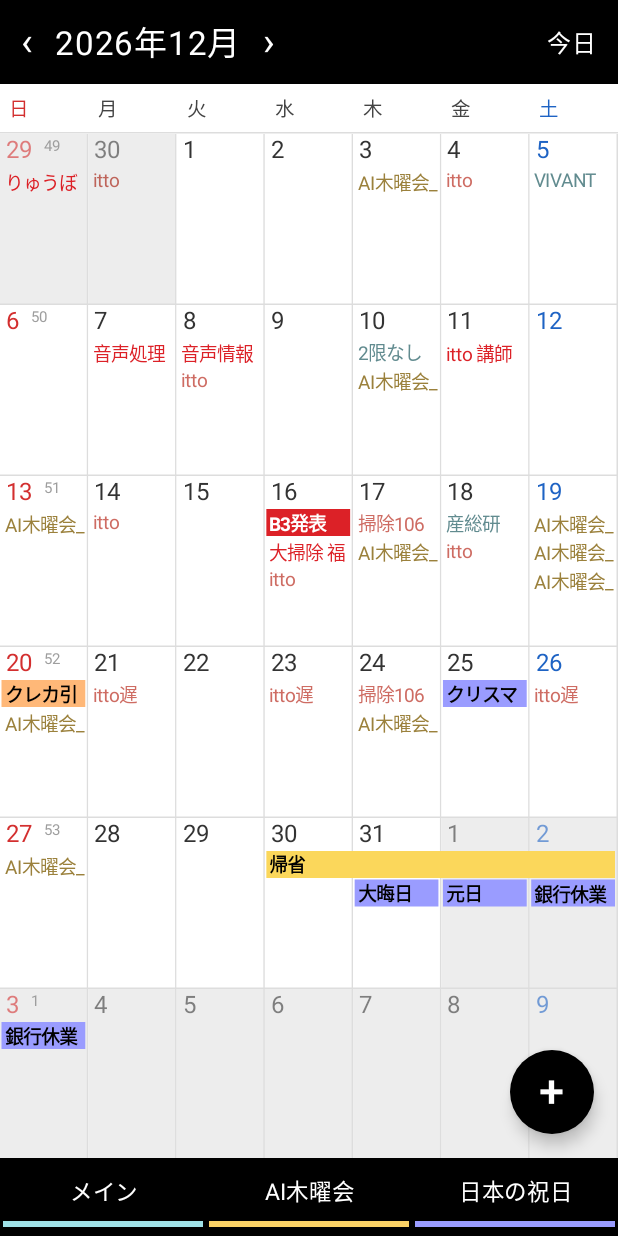
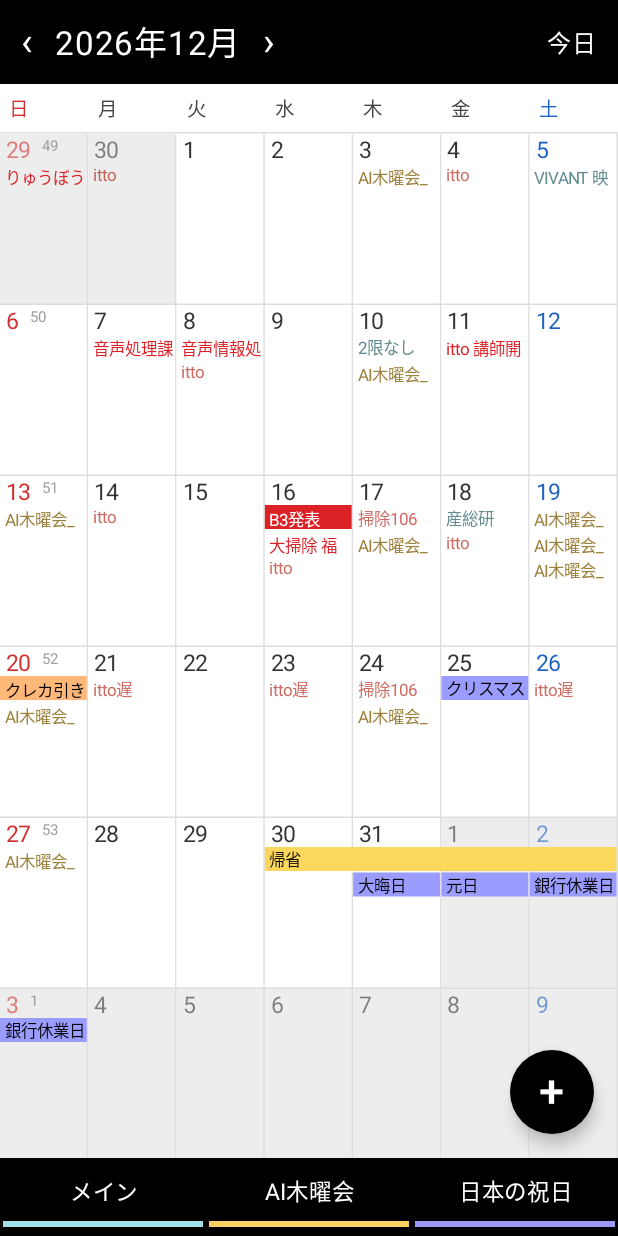
Before and after one commit to sgupge2663/musecal, an Android app built with Jetpack Compose: the screen it shows after launch (MainActivity), on a phone screen of 412 x 824 dp. Run offline under Robolectric (Android 15) with nearby library versions, the phone set to English and light mode, and no system bars.

Commit message:
T-107: match BC bar/text rendering finish from pixel measurements
- line/bar height 17dp -> 13dp, date row 22dp -> 19dp (BC: ~34px / ~49px at ~2.56px/dp)
- event text 12.5sp/16sp -> 11sp/13sp, date number 16sp -> 15sp, +n 11sp -> 10sp
- bar text Bold -> normal weight (BC bar text is regular; v0.1 was heavier)
- bars fill to the grid line (drop 1dp/2dp side insets); no rounded corners (BC has none)
- palette, sample data, lane layout, +n rule, week numbers unchanged

Co-Authored-By: Claude Opus 5.5 <noreply@anthropic.com>

```diff
--- a/app/src/main/java/jp/hayashida/musecal/MainActivity.kt
+++ b/app/src/main/java/jp/hayashida/musecal/MainActivity.kt
@@ -107,8 +107,10 @@ private val INITIAL_MONTH: YearMonth = YearMonth.of(2026, 12)
 private const val VISIBLE_WEEKS = 6
 
 // 行の高さの下限（通常の文字倍率ではこの値。文字倍率を上げると実測した文字の高さに合わせて伸びる）
-private val DATE_H_MIN = 22.dp   // 日付数字の行
-private val LINE_H_MIN = 17.dp   // 予定1行
+// T-107：BC2 スクショ実測（同一端末・921px 幅で約 2.56px/dp）に合わせた値。
+//   BC2：日付行 ≈ 49px ≈ 19dp、予定1行（＝帯の高さ）≈ 34px ≈ 13.3dp。v0.1 は 22dp / 17dp で間延びしていた。
+private val DATE_H_MIN = 19.dp   // 日付数字の行
+private val LINE_H_MIN = 13.dp   // 予定1行
 
 private val GridLine = Color(0xFFDDDDDD)
 private val OutsideBg = Color(0xFFEDEDED)
@@ -117,12 +119,17 @@ private val SundayRed = Color(0xFFD32F2F)
 private val SaturdayBlue = Color(0xFF1E63C4)
 private val WeekNoGray = Color(0xFF9E9E9E)
 
-private val CellText = TextStyle(fontSize = 12.5.sp, lineHeight = 16.sp)
-private val BarText = CellText.copy(fontWeight = FontWeight.Bold)
-private val DateText = TextStyle(fontSize = 16.sp, lineHeight = 20.sp)
+// T-107：文字の大きさ・太さも BC2 実測に合わせる。
+//   予定文字の字面の高さ BC2 ≈ 27.5px / v0.1 ≈ 31px → 12.5sp × 27.5/31 ≈ 11sp。行送りは帯の高さ 13.3dp に合わせて 13sp。
+//   帯の文字は BC2 では標準の太さ（線幅 ≈ 字高の 12%）。v0.1 は Bold（≈ 29%）で重く見えていたので標準に戻す。
+//   時間指定予定の文字は v0.1 も BC2 も標準の太さで同等（線幅/字高 ≈ 0.165）なので太さは変えない。
+private val CellText = TextStyle(fontSize = 11.sp, lineHeight = 13.sp)
+private val BarText = CellText
+// 日付数字の字面の高さ BC2 ≈ 28px / v0.1 ≈ 30px → 15sp。
+private val DateText = TextStyle(fontSize = 15.sp, lineHeight = 17.sp)   // 17sp + 上下 1dp ずつ = 19dp
 private val DateTextToday = DateText.copy(fontWeight = FontWeight.Bold)
 private val WeekNoText = TextStyle(fontSize = 10.sp, lineHeight = 12.sp)
-private val MoreText = TextStyle(fontSize = 11.sp, lineHeight = 14.sp)
+private val MoreText = TextStyle(fontSize = 10.sp, lineHeight = 12.sp)   // 予定1行（13sp）の中に収める
 
 private fun sundayOf(d: LocalDate): LocalDate = d.minusDays((d.dayOfWeek.value % 7).toLong())
 private fun weekIndexOf(d: LocalDate): Int =
@@ -368,15 +375,18 @@ private fun buildWeekRender(weekStart: LocalDate, index: EventIndex, m: GridMetr
             val ev = seg.event
             val realStart = dates[runStart] == ev.startDate
             val realEnd = dates[runEnd] == ev.endDateInclusive
-            val left = cw * runStart + (if (realStart) px else 0f)
-            val width = cw * (runEnd - runStart + 1) - (if (realStart) px else 0f) - (if (realEnd) 2 * px else 0f)
+            // T-107：BC2 の帯はセルの罫線ぎりぎりまで塗り、隣の帯との間は罫線1本分だけ（実測 ≈ 3px）。
+            // v0.1 は始端 1dp・終端 2dp 内側へ寄せていて、罫線と合わせて ≈ 9px の白い隙間が出ていた。
+            // 罫線は各セルの右端 1dp に引かれるので、帯の終端だけ 1dp 手前で止める（角丸は BC2 にも無いので付けない）。
+            val left = cw * runStart
+            val width = cw * (runEnd - runStart + 1) - (if (realEnd) px else 0f)
             val top = rowTop(seg.lane)
             val height = m.lineH - px
-            val t = measurer.fitOneLine(ev.title, BarText, width - 3 * px)
+            val t = measurer.fitOneLine(ev.title, BarText, width - 4 * px)
             val color = ev.baseColor
             bars += BarDraw(
                 left, top, width, height, color, textOnBar(color),
-                PlacedText(t, left + 2 * px, top + (height - t.size.height) / 2f),
+                PlacedText(t, left + 3 * px, top + (height - t.size.height) / 2f),   // 文字の左端は v0.1 と同じ位置（帯を 1dp 左へ広げた分だけ余白を足す）
             )
             c++
         }
@@ -443,7 +453,7 @@ private fun DrawScope.drawWeek(
         }
         val outside = YearMonth.from(d) != month && !isSel
         val num = if (d == today) r.dayNumBold[c] else r.dayNum[c]
-        drawText(num, color = if (outside) numColor.copy(alpha = 0.6f) else numColor, topLeft = Offset(cw * c + 4 * px, px))
+        drawText(num, color = if (outside) numColor.copy(alpha = 0.6f) else numColor, topLeft = Offset(cw * c + 4 * px, 2 * px))
         if (c == 0) {
             drawText(
                 r.weekNo, color = if (isSel) Color(0xFFBBBBBB) else WeekNoGray,
```
Also changed, not shown: 1 other file.
